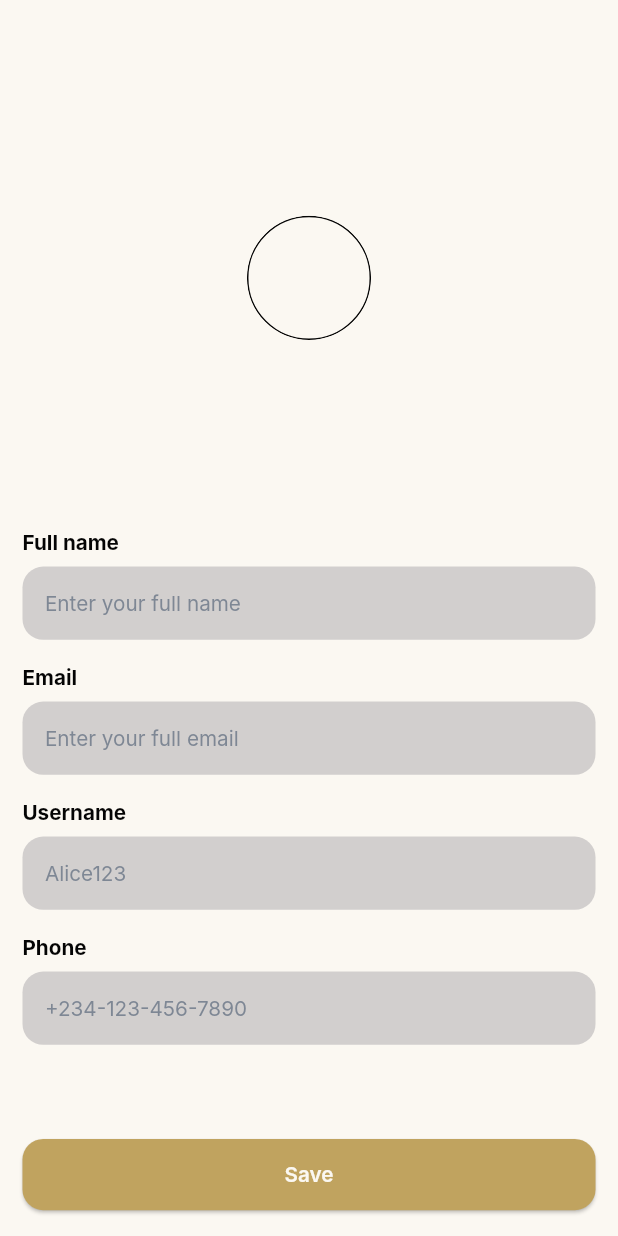
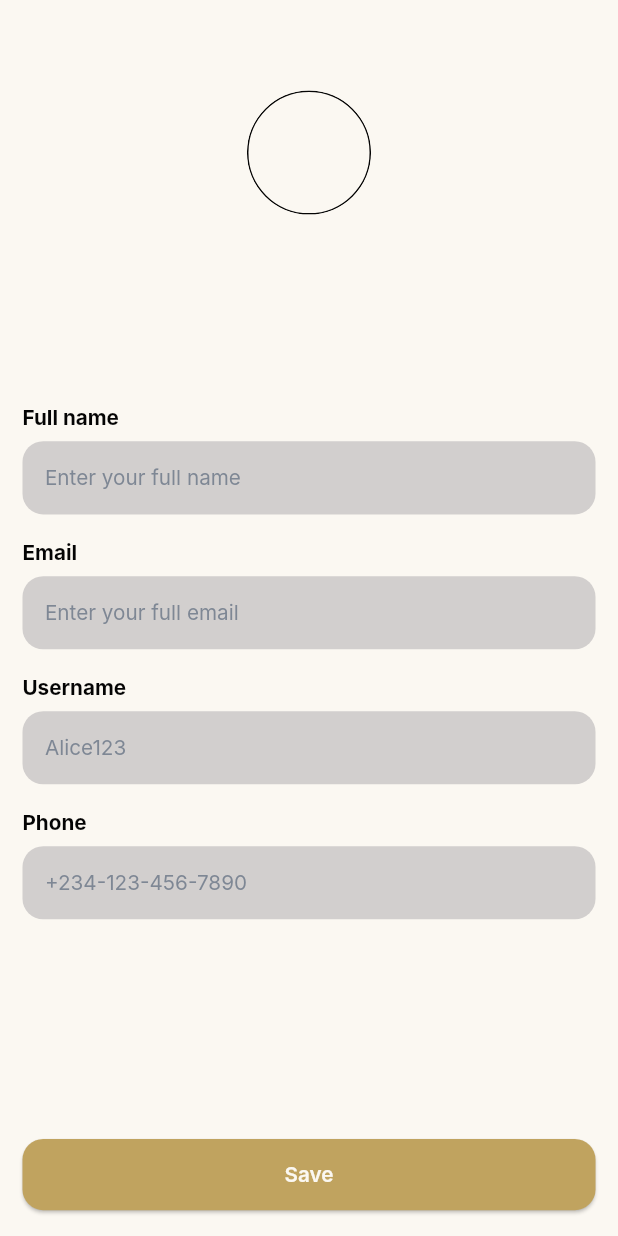
Before and after one commit to Gospel011/wajanja_tv_app, a Flutter app: the ProfilePage screen opened by its route, on a phone screen of 412 x 824 dp. Run offline on Flutter 3.47's test engine with Material 3 defaults, Android fonts, the phone set to English and light mode, and no system bars; our stand-ins replace another_flushbar, cached_network_image, cloud_firestore, email_validator, expandable_text, firebase_auth and 16 more; missing offline and left inert: cloudinary_api, cloudinary_url_gen, tutorial_coach_mark; accounts and stored records are empty; Roboto replaces fonts that are missing (Inter).

Commit message:
Formatted app

```diff
--- a/lib/data_layer/models/audiobook/audiobook.dart
+++ b/lib/data_layer/models/audiobook/audiobook.dart
@@ -2,7 +2,6 @@
 import 'dart:convert';
 
 import 'package:cloud_firestore/cloud_firestore.dart';
-import 'package:flutter/foundation.dart';
 
 import 'package:wajanja/data_layer/models/audiobook/audiobook_chapter.dart';
 
--- a/lib/main.dart
+++ b/lib/main.dart
@@ -8,7 +8,6 @@ import 'package:hive_flutter/hive_flutter.dart';
 import 'package:wajanja/data_layer/db/user_db.dart';
 import 'package:wajanja/data_layer/models/user_model/user.dart';
 import 'package:wajanja/data_layer/providers/theme_provider/theme_provider.dart';
-import 'package:wajanja/data_layer/providers/theme_provider/theme_state.dart';
 import 'package:wajanja/firebase_options.dart';
 import 'package:wajanja/presentation/pages/go_router_config.dart';
 import 'package:wajanja/utils/helpers/cloudinary_helper/cloudinary_helper.dart';
--- a/lib/presentation/pages/audiobooks/audiobook_detail.dart
+++ b/lib/presentation/pages/audiobooks/audiobook_detail.dart
@@ -1,7 +1,6 @@
 import 'dart:async';
 
 import 'package:flutter/material.dart';
-import 'package:flutter/rendering.dart';
 import 'package:flutter_riverpod/flutter_riverpod.dart';
 import 'package:flutter_screenutil/flutter_screenutil.dart';
 import 'package:just_audio/just_audio.dart';
@@ -13,12 +12,9 @@ import 'package:wajanja/data_layer/providers/auth_provider/auth_provider.dart';
 import 'package:wajanja/presentation/widgets/audiobook_chapter_tile.dart';
 import 'package:wajanja/presentation/widgets/audiobook_cover.dart';
 import 'package:wajanja/presentation/widgets/audioplayer_slider.dart';
-import 'package:wajanja/presentation/widgets/my_image_widget.dart';
-import 'package:wajanja/presentation/widgets/my_loading_widget.dart';
 import 'package:wajanja/presentation/widgets/play_pause_widget.dart';
 import 'package:wajanja/utils/constants/app_svgs.dart';
 import 'package:wajanja/utils/constants/enums.dart';
-import 'package:wajanja/utils/extensions/string_extension.dart';
 import 'package:wajanja/utils/extensions/widget_extensions.dart';
 import 'package:wajanja/utils/helpers/logger.dart';
 import 'package:wajanja/utils/mixins.dart';
--- a/lib/presentation/pages/podcasts/podcasts.dart
+++ b/lib/presentation/pages/podcasts/podcasts.dart
@@ -5,7 +5,6 @@ import 'package:flutter/material.dart';
 import 'package:flutter_riverpod/flutter_riverpod.dart';
 import 'package:flutter_screenutil/flutter_screenutil.dart';
 import 'package:just_audio/just_audio.dart';
-import 'package:wajanja/data_layer/models/controllers/audioplayer_controller.dart';
 import 'package:wajanja/data_layer/models/podcast/podcast.dart';
 import 'package:wajanja/data_layer/providers/audio_player_provider/audio_player_provider.dart';
 import 'package:wajanja/my_tests/sample_podcasts.dart';
--- a/lib/presentation/pages/profile/profile.dart
+++ b/lib/presentation/pages/profile/profile.dart
@@ -115,22 +115,18 @@ class _ProfilePageState extends ConsumerState<ProfilePage>
               return;
             }
 
-
-
-
             ref.read(userNotifierProvider.notifier).upsertUser(
-                  newUser, photo: photo,
+                  newUser,
+                  photo: photo,
                 );
           },
         ).pOnly(left: 16.w, right: 16.w, bottom: 20.h);
       }),
-      body: SafeArea(
-        child: Center(
-          child: SingleChildScrollView(
+      body: SingleChildScrollView(
         child: Column(
           children: [
             SizedBox(
-                  height: 64.h,
+              height: 16.h,
             ),
             Column(
               spacing: 24.h,
@@ -140,47 +136,9 @@ class _ProfilePageState extends ConsumerState<ProfilePage>
                   size: 96.r,
                   file: photo,
                   onTap: () async {
-                        final XFile? pickedImage =
-                            await getSingleImageFromSource();
+                    final XFile? pickedImage = await getSingleImageFromSource();
                     if (!context.mounted) return;
                     processPickedImage(context, pickedImage);
-                        // showMyBottomSheet(context, children: [
-                        //   Row(
-                        //     spacing: 10.w,
-                        //     children: [
-                        //       Icon(
-                        //         Icons.camera_rounded,
-                        //         size: 24.r,
-                        //       ),
-                        //       Text(
-                        //         "Take a picture",
-                        //         style: textTheme.titleMedium,
-                        //       )
-                        //     ],
-                        //   ).pSymmetric(vertical: 10.h),
-                        //   GestureDetector(
-                        //     onTap: () async {
-                        //       context.pop();
-                        //       final XFile? pickedImage =
-                        //           await getSingleImageFromSource();
-                        //       if (!context.mounted) return;
-                        //       processPickedImage(context, pickedImage);
-                        //     },
-                        //     child: Row(
-                        //       spacing: 10.w,
-                        //       children: [
-                        //         Icon(
-                        //           Icons.photo_album_rounded,
-                        //           size: 24.r,
-                        //         ),
-                        //         Text(
-                        //           "Choose from gallery",
-                        //           style: textTheme.titleMedium,
-                        //         )
-                        //       ],
-                        //     ).pSymmetric(vertical: 10.h),
-                        //   )
-                        // ]);
                   },
                 ),
                 Text(
@@ -232,12 +190,9 @@ class _ProfilePageState extends ConsumerState<ProfilePage>
               ],
             ),
 
-
             SizedBox(height: 24.h),
           ],
         ).pSymmetric(),
-          ),
-        ),
       ),
     );
   }
--- a/lib/presentation/pages/videos/home.dart
+++ b/lib/presentation/pages/videos/home.dart
@@ -2,13 +2,11 @@ import 'package:flutter/material.dart';
 import 'package:flutter_riverpod/flutter_riverpod.dart';
 import 'package:flutter_screenutil/flutter_screenutil.dart';
 import 'package:go_router/go_router.dart';
-import 'package:just_audio/just_audio.dart';
 import 'package:wajanja/data_layer/providers/audio_player_provider/audio_player_provider.dart';
 import 'package:wajanja/presentation/pages/videos/video_description.dart';
 import 'package:wajanja/presentation/widgets/play_pause_widget.dart';
 import 'package:wajanja/utils/constants/app_svgs.dart';
 import 'package:wajanja/utils/extensions/widget_extensions.dart';
-import 'package:wajanja/utils/helpers/logger.dart';
 import 'package:wajanja/utils/mixins.dart';
 
 class Home extends ConsumerStatefulWidget {
--- a/lib/presentation/pages/videos/video_description.dart
+++ b/lib/presentation/pages/videos/video_description.dart
@@ -2,7 +2,6 @@ import 'package:flutter/material.dart';
 import 'package:flutter_riverpod/flutter_riverpod.dart';
 import 'package:flutter_screenutil/flutter_screenutil.dart';
 import 'package:video_player/video_player.dart';
-import 'package:wajanja/data_layer/models/controllers/audioplayer_controller.dart';
 import 'package:wajanja/data_layer/models/user_model/user.dart';
 import 'package:wajanja/data_layer/models/videos/video.dart';
 import 'package:wajanja/data_layer/providers/audio_player_provider/audio_player_provider.dart';
```
Lines whose indentation alone changed are shown as unchanged.
